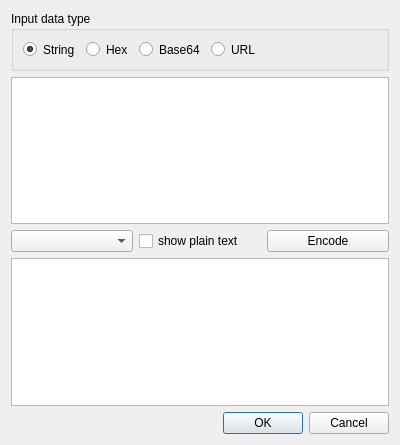
Old version of the form BerViewer/data_encoder_dlg.ui in the repository jykim74/BerEditor.
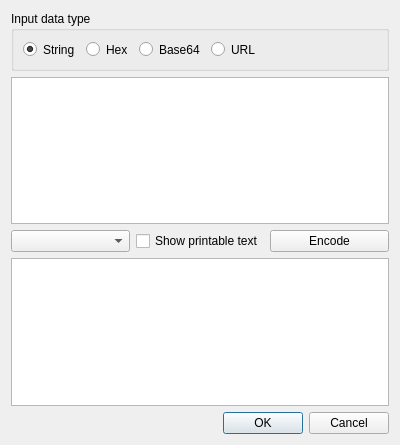
New version of the form.

Diff of the .ui file:
```diff
--- a/BerViewer/data_encoder_dlg.ui
+++ b/BerViewer/data_encoder_dlg.ui
@@ -91,7 +91,7 @@
      <item>
       <widget class="QCheckBox" name="mOrgTextCheck">
        <property name="text">
-        <string>show plain text</string>
+        <string>Show printable text</string>
        </property>
       </widget>
      </item>
```
Left out of the diff: 2 changed lines with no effect on the pictures.
